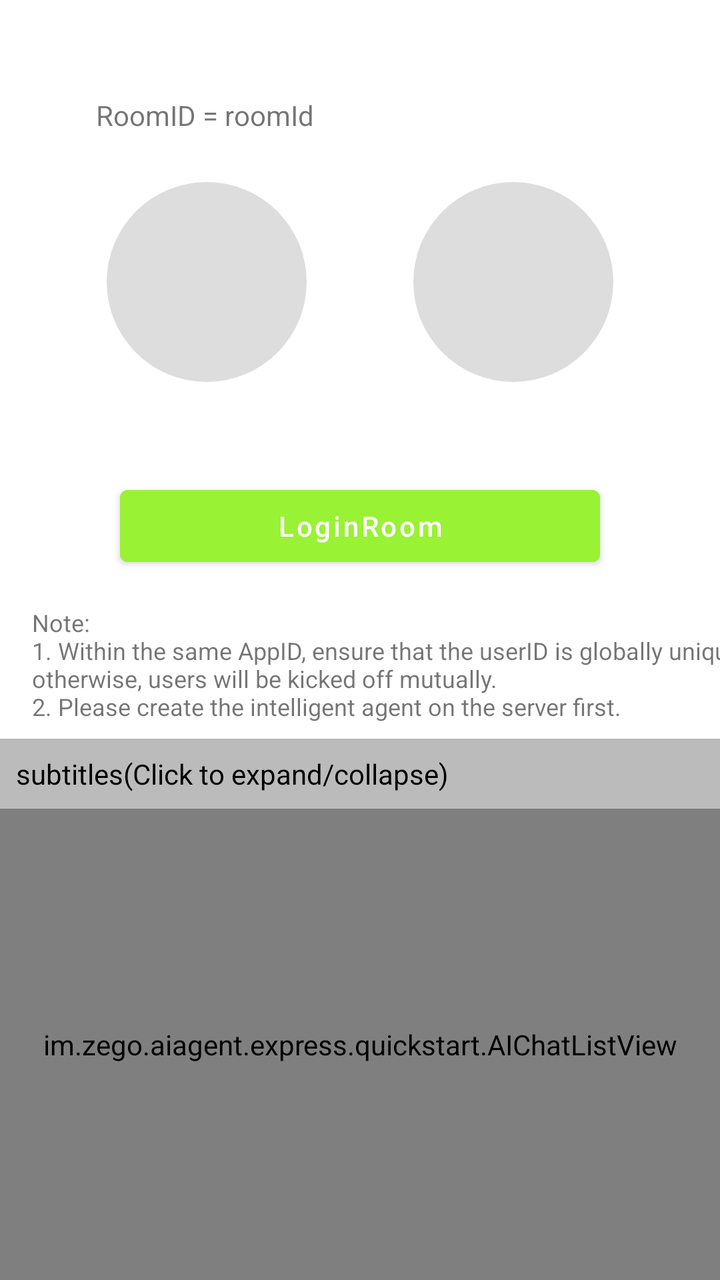
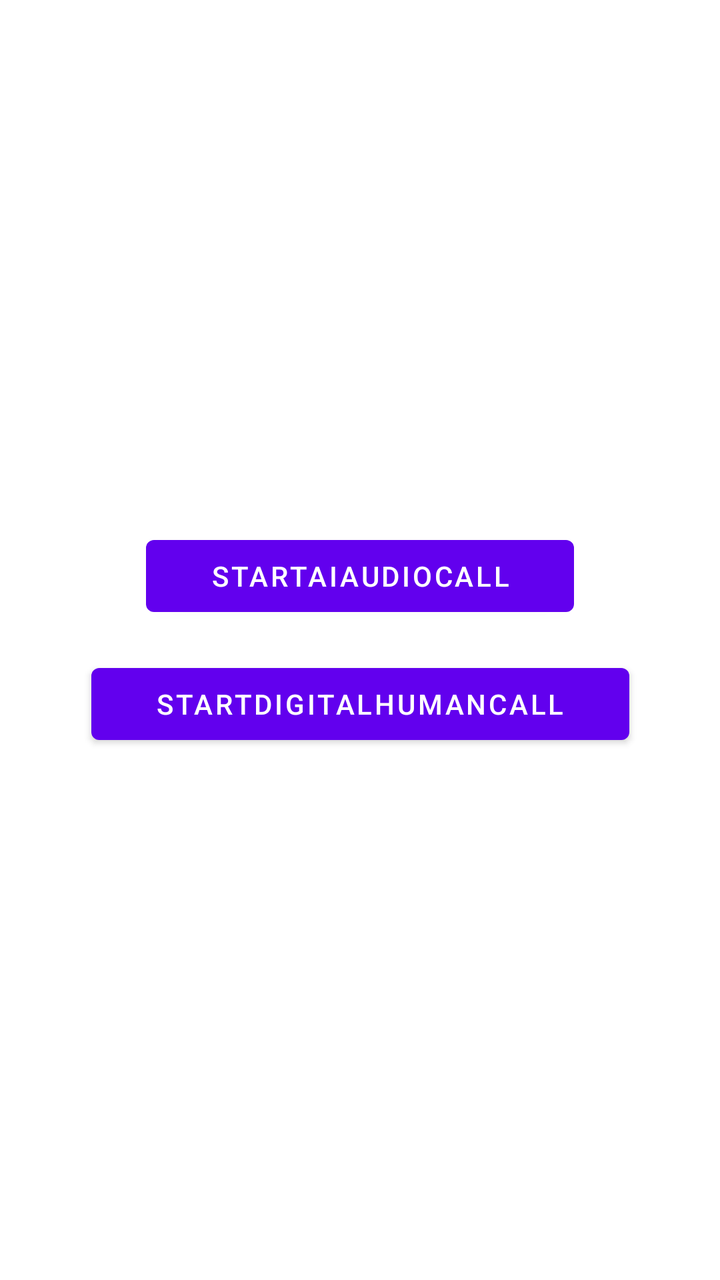

Two renders of the same Android screen: before a commit and after it. Below are the layout's source before the change and the commit's diff.
<!-- AndroidManifest.xml: application theme Theme.ZegoAIAgent -->
<!-- res/layout/activity_main.xml -->
<?xml version="1.0" encoding="utf-8"?>
<androidx.constraintlayout.widget.ConstraintLayout xmlns:android="http://schemas.android.com/apk/res/android"
  xmlns:app="http://schemas.android.com/apk/res-auto"
  xmlns:tools="http://schemas.android.com/tools"
  android:id="@+id/main"
  android:layout_width="match_parent"
  android:layout_height="match_parent"
  android:gravity="center"
  android:orientation="vertical"
  tools:context=".MainActivity">

  <TextView
    android:id="@+id/room_id"
    android:layout_width="wrap_content"
    android:layout_height="wrap_content"
    android:layout_marginStart="48dp"
    android:layout_marginTop="48dp"
    android:text="RoomID = roomId"
    app:layout_constraintLeft_toLeftOf="parent"
    app:layout_constraintTop_toTopOf="parent" />

  <FrameLayout
    android:id="@+id/linearLayout"
    android:layout_width="wrap_content"
    android:layout_height="wrap_content"
    android:layout_marginTop="24dp"
    android:gravity="center"
    android:orientation="vertical"
    app:layout_constraintEnd_toStartOf="@+id/linearLayout2"
    app:layout_constraintStart_toStartOf="parent"
    app:layout_constraintTop_toBottomOf="@id/room_id">

    <ImageView
      android:layout_width="100dp"
      android:layout_height="100dp"
      android:background="@drawable/circle_background"
      android:scaleType="centerCrop" />

    <LinearLayout
      android:layout_width="match_parent"
      android:layout_height="match_parent"
      android:layout_gravity="center"
      android:orientation="vertical">

      <TextView
        android:id="@+id/user_id"
        android:layout_width="wrap_content"
        android:layout_height="wrap_content" />

      <TextView
        android:id="@+id/user_name"
        android:layout_width="wrap_content"
        android:layout_height="wrap_content" />
    </LinearLayout>

  </FrameLayout>

  <FrameLayout
    android:id="@+id/linearLayout2"
    android:layout_width="wrap_content"
    android:layout_height="wrap_content"
    android:layout_marginTop="24dp"
    app:layout_constraintEnd_toEndOf="parent"
    app:layout_constraintStart_toEndOf="@+id/linearLayout"
    app:layout_constraintTop_toBottomOf="@id/room_id">

    <ImageView
      android:layout_width="100dp"
      android:layout_height="100dp"
      android:background="@drawable/circle_background"
      android:scaleType="centerCrop" />

    <LinearLayout
      android:layout_width="match_parent"
      android:layout_height="match_parent"
      android:layout_gravity="center"
      android:orientation="vertical">

      <TextView
        android:id="@+id/agent_user_id"
        android:layout_width="wrap_content"
        android:layout_height="wrap_content" />

      <TextView
        android:id="@+id/agent_user_name"
        android:layout_width="wrap_content"
        android:layout_height="wrap_content" />
    </LinearLayout>
  </FrameLayout>

  <Button
    android:id="@+id/login_room"
    android:layout_width="240dp"
    android:layout_height="wrap_content"
    android:layout_marginTop="48dp"
    android:backgroundTint="#99F233"
    android:text="LoginRoom"
    android:textAllCaps="false"
    app:layout_constraintEnd_toEndOf="parent"
    app:layout_constraintStart_toStartOf="parent"
    app:layout_constraintTop_toBottomOf="@+id/linearLayout2" />


  <TextView
    android:id="@+id/tips"
    android:layout_width="wrap_content"
    android:layout_height="wrap_content"
    android:layout_marginStart="16dp"
    android:layout_marginTop="16dp"
    android:text="Note: \n1. Within the same AppID, ensure that the userID is globally unique; otherwise, users will be kicked off mutually. \n2. Please create the intelligent agent on the server first."
    android:textSize="12sp"
    app:layout_constraintStart_toStartOf="parent"
    app:layout_constraintTop_toBottomOf="@+id/login_room" />

  <TextView
    android:id="@+id/subtitles"
    android:layout_width="match_parent"
    android:layout_height="wrap_content"
    android:layout_marginTop="8dp"
    android:background="#88808080"
    android:padding="8dp"
    android:text="subtitles(Click to expand/collapse)"
    android:textColor="@color/black"
    app:layout_constraintTop_toBottomOf="@+id/tips" />

  <im.zego.aiagent.express.quickstart.AIChatListView
    android:id="@+id/ai_chat_list"
    android:layout_width="match_parent"
    android:layout_height="0dp"
    app:layout_constraintBottom_toBottomOf="parent"
    app:layout_constraintTop_toBottomOf="@+id/subtitles" />


  <LinearLayout
    android:id="@+id/loading_layout"
    android:layout_width="match_parent"
    android:layout_height="match_parent"
    android:background="#66000000"
    android:gravity="center"
    android:orientation="vertical"
    android:visibility="gone"
    app:layout_constraintBottom_toBottomOf="parent"
    app:layout_constraintEnd_toEndOf="parent"
    app:layout_constraintStart_toStartOf="parent"
    app:layout_constraintTop_toTopOf="parent">

    <com.google.android.material.progressindicator.CircularProgressIndicator
      android:id="@+id/loading_progress"
      android:layout_width="50dp"
      android:layout_height="50dp"
      android:indeterminate="true" />

    <TextView
      android:id="@+id/loading_text"
      android:layout_width="wrap_content"
      android:layout_height="wrap_content"
      android:textColor="?attr/colorOnSurface" />
  </LinearLayout>
</androidx.constraintlayout.widget.ConstraintLayout>
<!-- resources referenced by this layout -->
<resources>
  <color name="black">#FF000000</color>
  <!-- drawable circle_background (drawable) -->
  <?xml version="1.0" encoding="utf-8"?>
  <shape xmlns:android="http://schemas.android.com/apk/res/android"
    android:shape="oval">
    <solid android:color="#44808080" /> 
  </shape>
  <style name="Theme.ZegoAIAgent" parent="Theme.MaterialComponents.DayNight.DarkActionBar">
      
      <item name="colorPrimary">@color/purple_500</item>
      <item name="colorPrimaryVariant">@color/purple_700</item>
      <item name="colorOnPrimary">@color/white</item>
      
      <item name="colorSecondary">@color/teal_200</item>
      <item name="colorSecondaryVariant">@color/teal_700</item>
      <item name="colorOnSecondary">@color/black</item>
      
      <item name="android:statusBarColor">?attr/colorPrimaryVariant</item>
      
    </style>
  <color name="purple_500">#FF6200EE</color>
  <color name="purple_700">#FF3700B3</color>
  <color name="white">#FFFFFFFF</color>
  <color name="teal_200">#FF03DAC5</color>
  <color name="teal_700">#FF018786</color>
</resources>

<!-- the commit's change to res/layout/activity_main.xml (unified diff, before → after) -->
@@ -1,159 +1,37 @@
 <?xml version="1.0" encoding="utf-8"?>
 <androidx.constraintlayout.widget.ConstraintLayout xmlns:android="http://schemas.android.com/apk/res/android"
-  xmlns:app="http://schemas.android.com/apk/res-auto"
-  xmlns:tools="http://schemas.android.com/tools"
-  android:id="@+id/main"
-  android:layout_width="match_parent"
-  android:layout_height="match_parent"
-  android:gravity="center"
-  android:orientation="vertical"
-  tools:context=".MainActivity">
-
-  <TextView
-    android:id="@+id/room_id"
-    android:layout_width="wrap_content"
-    android:layout_height="wrap_content"
-    android:layout_marginStart="48dp"
-    android:layout_marginTop="48dp"
-    android:text="RoomID = roomId"
-    app:layout_constraintLeft_toLeftOf="parent"
-    app:layout_constraintTop_toTopOf="parent" />
-
-  <FrameLayout
-    android:id="@+id/linearLayout"
-    android:layout_width="wrap_content"
-    android:layout_height="wrap_content"
-    android:layout_marginTop="24dp"
-    android:gravity="center"
-    android:orientation="vertical"
-    app:layout_constraintEnd_toStartOf="@+id/linearLayout2"
-    app:layout_constraintStart_toStartOf="parent"
-    app:layout_constraintTop_toBottomOf="@id/room_id">
-
-    <ImageView
-      android:layout_width="100dp"
-      android:layout_height="100dp"
-      android:background="@drawable/circle_background"
-      android:scaleType="centerCrop" />
-
-    <LinearLayout
-      android:layout_width="match_parent"
-      android:layout_height="match_parent"
-      android:layout_gravity="center"
-      android:orientation="vertical">
-
-      <TextView
-        android:id="@+id/user_id"
-        android:layout_width="wrap_content"
-        android:layout_height="wrap_content" />
-
-      <TextView
-        android:id="@+id/user_name"
-        android:layout_width="wrap_content"
-        android:layout_height="wrap_content" />
-    </LinearLayout>
-
-  </FrameLayout>
-
-  <FrameLayout
-    android:id="@+id/linearLayout2"
-    android:layout_width="wrap_content"
-    android:layout_height="wrap_content"
-    android:layout_marginTop="24dp"
-    app:layout_constraintEnd_toEndOf="parent"
-    app:layout_constraintStart_toEndOf="@+id/linearLayout"
-    app:layout_constraintTop_toBottomOf="@id/room_id">
-
-    <ImageView
-      android:layout_width="100dp"
-      android:layout_height="100dp"
-      android:background="@drawable/circle_background"
-      android:scaleType="centerCrop" />
-
-    <LinearLayout
-      android:layout_width="match_parent"
-      android:layout_height="match_parent"
-      android:layout_gravity="center"
-      android:orientation="vertical">
-
-      <TextView
-        android:id="@+id/agent_user_id"
-        android:layout_width="wrap_content"
-        android:layout_height="wrap_content" />
-
-      <TextView
-        android:id="@+id/agent_user_name"
-        android:layout_width="wrap_content"
-        android:layout_height="wrap_content" />
-    </LinearLayout>
-  </FrameLayout>
-
-  <Button
-    android:id="@+id/login_room"
-    android:layout_width="240dp"
-    android:layout_height="wrap_content"
-    android:layout_marginTop="48dp"
-    android:backgroundTint="#99F233"
-    android:text="LoginRoom"
-    android:textAllCaps="false"
-    app:layout_constraintEnd_toEndOf="parent"
-    app:layout_constraintStart_toStartOf="parent"
-    app:layout_constraintTop_toBottomOf="@+id/linearLayout2" />
-
-
-  <TextView
-    android:id="@+id/tips"
-    android:layout_width="wrap_content"
-    android:layout_height="wrap_content"
-    android:layout_marginStart="16dp"
-    android:layout_marginTop="16dp"
-    android:text="Note: \n1. Within the same AppID, ensure that the userID is globally unique; otherwise, users will be kicked off mutually. \n2. Please create the intelligent agent on the server first."
-    android:textSize="12sp"
-    app:layout_constraintStart_toStartOf="parent"
-    app:layout_constraintTop_toBottomOf="@+id/login_room" />
-
-  <TextView
-    android:id="@+id/subtitles"
-    android:layout_width="match_parent"
-    android:layout_height="wrap_content"
-    android:layout_marginTop="8dp"
-    android:background="#88808080"
-    android:padding="8dp"
-    android:text="subtitles(Click to expand/collapse)"
-    android:textColor="@color/black"
-    app:layout_constraintTop_toBottomOf="@+id/tips" />
-
-  <im.zego.aiagent.express.quickstart.AIChatListView
-    android:id="@+id/ai_chat_list"
-    android:layout_width="match_parent"
-    android:layout_height="0dp"
-    app:layout_constraintBottom_toBottomOf="parent"
-    app:layout_constraintTop_toBottomOf="@+id/subtitles" />
-
-
-  <LinearLayout
-    android:id="@+id/loading_layout"
+    xmlns:app="http://schemas.android.com/apk/res-auto"
+    xmlns:tools="http://schemas.android.com/tools"
     android:layout_width="match_parent"
     android:layout_height="match_parent"
-    android:background="#66000000"
-    android:gravity="center"
-    android:orientation="vertical"
-    android:visibility="gone"
-    app:layout_constraintBottom_toBottomOf="parent"
-    app:layout_constraintEnd_toEndOf="parent"
-    app:layout_constraintStart_toStartOf="parent"
-    app:layout_constraintTop_toTopOf="parent">
+    tools:context=".MainActivity">
 
-    <com.google.android.material.progressindicator.CircularProgressIndicator
-      android:id="@+id/loading_progress"
-      android:layout_width="50dp"
-      android:layout_height="50dp"
-      android:indeterminate="true" />
+    <Button
+        android:id="@+id/button_voice_call"
+        android:layout_width="wrap_content"
+        android:layout_height="wrap_content"
+        android:text="StartAIAudioCall"
+        android:paddingLeft="32dp"
+        android:paddingRight="32dp"
+        android:layout_marginBottom="8dp"
+        app:layout_constraintBottom_toTopOf="@+id/button_video_call"
+        app:layout_constraintEnd_toEndOf="parent"
+        app:layout_constraintStart_toStartOf="parent"
+        app:layout_constraintTop_toTopOf="parent"
+        app:layout_constraintVertical_bias="0.5"
+        app:layout_constraintVertical_chainStyle="packed" />
 
-    <TextView
-      android:id="@+id/loading_text"
-      android:layout_width="wrap_content"
-      android:layout_height="wrap_content"
-      android:textColor="?attr/colorOnSurface" />
-  </LinearLayout>
+    <Button
+        android:id="@+id/button_video_call"
+        android:layout_width="wrap_content"
+        android:layout_height="wrap_content"
+        android:text="StartDigitalHumanCall"
+        android:paddingLeft="32dp"
+        android:paddingRight="32dp"
+        android:layout_marginTop="8dp"
+        app:layout_constraintBottom_toBottomOf="parent"
+        app:layout_constraintEnd_toEndOf="parent"
+        app:layout_constraintStart_toStartOf="parent"
+        app:layout_constraintTop_toBottomOf="@+id/button_voice_call" />
+
 </androidx.constraintlayout.widget.ConstraintLayout>
<!-- resource entries referenced after the edit -->
@@ -1,12 +1,6 @@
 <!-- resources referenced by this layout -->
 <resources>
   <color name="black">#FF000000</color>
-  <!-- drawable circle_background (drawable) -->
-  <?xml version="1.0" encoding="utf-8"?>
-  <shape xmlns:android="http://schemas.android.com/apk/res/android"
-    android:shape="oval">
-    <solid android:color="#44808080" /> 
-  </shape>
   <style name="Theme.ZegoAIAgent" parent="Theme.MaterialComponents.DayNight.DarkActionBar">
       
       <item name="colorPrimary">@color/purple_500</item>
